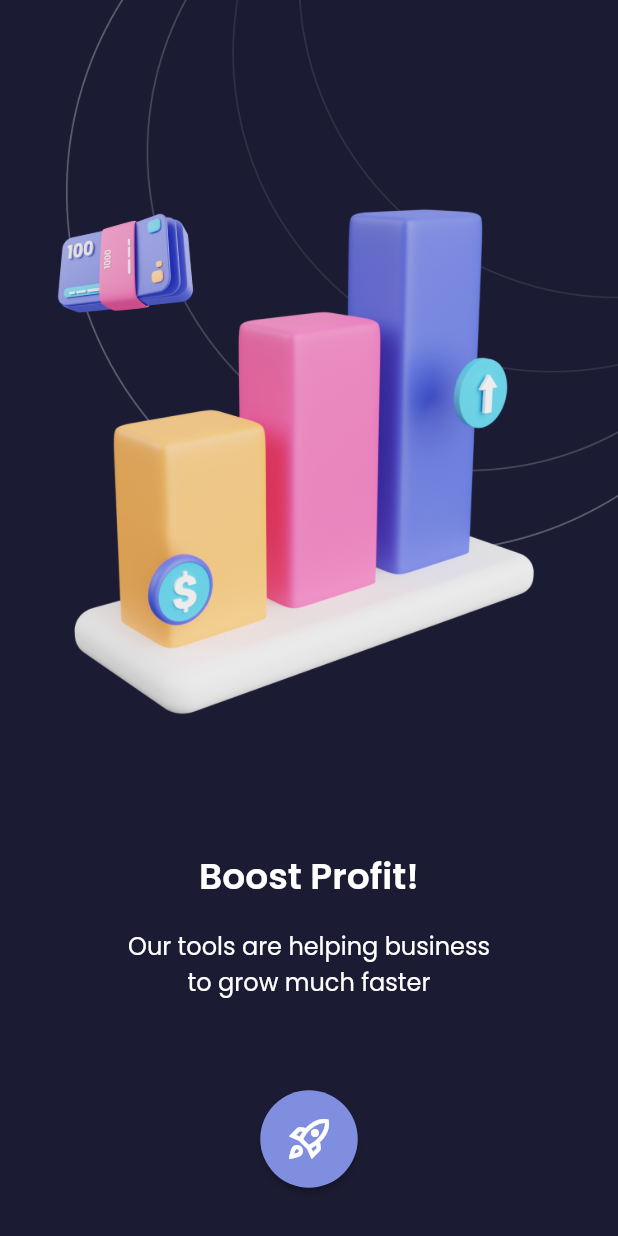
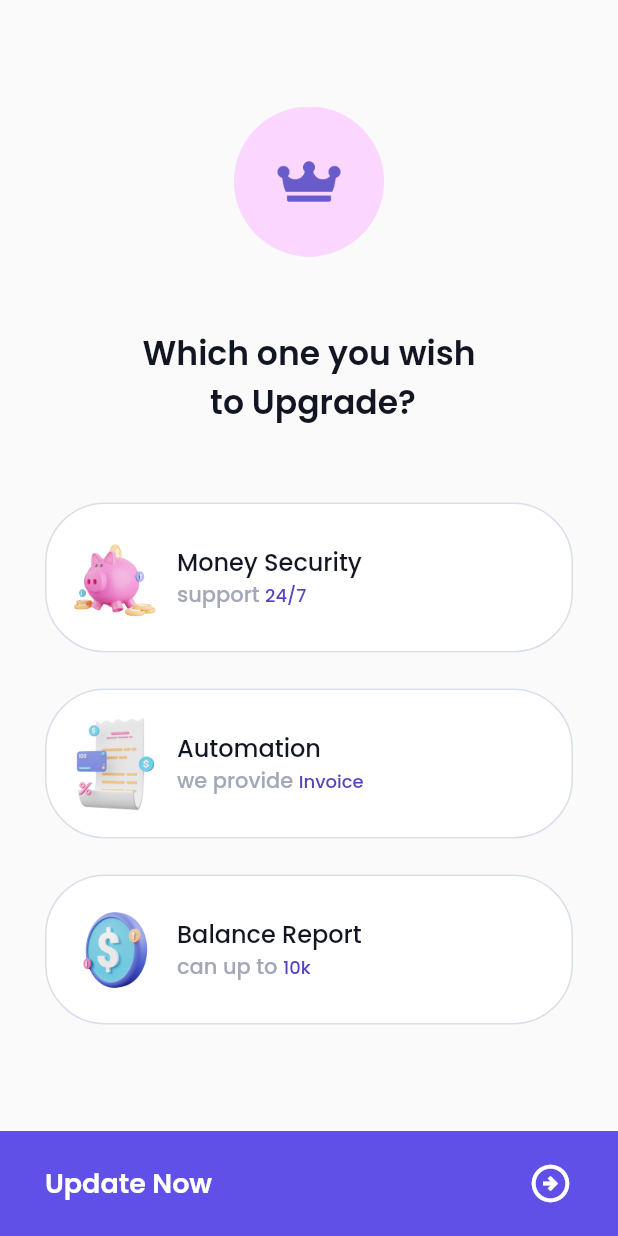
Before and after one commit to k-ardliyan/seven_days_flutter, a Flutter app: the screen it shows after launch, on a phone screen of 412 x 824 dp. Run offline on Flutter 3.47's test engine with Material 2 defaults, Android fonts, the phone set to English and light mode, and no system bars; our stand-ins replace google_fonts.

Commit message:
day 6 let's go

```diff
--- a/lib/main.dart
+++ b/lib/main.dart
@@ -1,7 +1,10 @@
 import 'package:flutter/material.dart';
 import 'package:seven_days_flutter/pages/first_empty.dart';
+import 'package:seven_days_flutter/pages/first_pricing.dart';
+import 'package:seven_days_flutter/pages/first_rating.dart';
 import 'package:seven_days_flutter/pages/first_signin.dart';
 import 'package:seven_days_flutter/pages/second_empty.dart';
+import 'package:seven_days_flutter/pages/second_rating.dart';
 import 'package:seven_days_flutter/pages/second_signin.dart';
 import 'package:seven_days_flutter/pages/first_started.dart';
 import 'package:seven_days_flutter/pages/second_splash.dart';
@@ -17,7 +20,7 @@ class SevenDays extends StatelessWidget {
   Widget build(BuildContext context) {
     return const MaterialApp(
       debugShowCheckedModeBanner: false,
-      home: SecondEmpty(),
+      home: FirstPricing(),
     );
   }
 }
--- /dev/null
+++ b/lib/pages/first_pricing.dart
@@ -0,0 +1,183 @@
+import 'package:flutter/material.dart';
+import 'package:seven_days_flutter/widgets/theme.dart';
+
+class FirstPricing extends StatefulWidget {
+  @override
+  _FirstPricingState createState() => _FirstPricingState();
+}
+
+class _FirstPricingState extends State<FirstPricing> {
+  @override
+  Widget build(BuildContext context) {
+    return Scaffold(
+      body: SafeArea(
+        child: Column(
+          mainAxisAlignment: MainAxisAlignment.center,
+          children: [
+            Center(child: Image.asset('assets/pricing_light.png', width: 100)),
+            SizedBox(height: 48),
+            Text(
+              'Which one you wish\n to Upgrade?',
+              textAlign: TextAlign.center,
+              style: pricingLightHeadingText,
+            ),
+            SizedBox(height: 50),
+            Padding(
+              padding: const EdgeInsets.symmetric(horizontal: 30),
+              child: Column(
+                children: [
+                  ElevatedButton(
+                    style: ElevatedButton.styleFrom(
+                      primary: Colors.white,
+                      elevation: 0,
+                      minimumSize: Size.fromHeight(100),
+                      shape: RoundedRectangleBorder(
+                          borderRadius: BorderRadius.circular(40),
+                          side: BorderSide(color: Color(0xffD9DEEA))),
+                    ),
+                    child: Row(
+                      children: [
+                        Image.asset(
+                          'assets/pricing_light2.png',
+                          width: 60,
+                        ),
+                        SizedBox(width: 12),
+                        Column(
+                          crossAxisAlignment: CrossAxisAlignment.start,
+                          children: [
+                            Text(
+                              'Money Security',
+                              style: pricingLightHeadingText2,
+                            ),
+                            Text.rich(
+                              TextSpan(
+                                text: 'support ',
+                                style: pricingLightDescText,
+                                children: [
+                                  TextSpan(
+                                    text: '24/7',
+                                    style: pricingLightDescText2,
+                                  ),
+                                ],
+                              ),
+                            ),
+                          ],
+                        )
+                      ],
+                    ),
+                    onPressed: () => {},
+                  ),
+                  const SizedBox(height: 24),
+                  ElevatedButton(
+                    style: ElevatedButton.styleFrom(
+                      primary: Colors.white,
+                      elevation: 0,
+                      minimumSize: Size.fromHeight(100),
+                      shape: RoundedRectangleBorder(
+                          borderRadius: BorderRadius.circular(40),
+                          side: BorderSide(color: Color(0xffD9DEEA))),
+                    ),
+                    child: Row(
+                      children: [
+                        Image.asset(
+                          'assets/pricing_light3.png',
+                          width: 60,
+                        ),
+                        SizedBox(width: 12),
+                        Column(
+                          crossAxisAlignment: CrossAxisAlignment.start,
+                          children: [
+                            Text(
+                              'Automation',
+                              style: pricingLightHeadingText2,
+                            ),
+                            Text.rich(
+                              TextSpan(
+                                text: 'we provide ',
+                                style: pricingLightDescText,
+                                children: [
+                                  TextSpan(
+                                    text: 'Invoice',
+                                    style: pricingLightDescText2,
+                                  ),
+                                ],
+                              ),
+                            ),
+                          ],
+                        )
+                      ],
+                    ),
+                    onPressed: () => {},
+                  ),
+                  const SizedBox(height: 24),
+                  ElevatedButton(
+                    style: ElevatedButton.styleFrom(
+                      primary: Colors.white,
+                      elevation: 0,
+                      minimumSize: Size.fromHeight(100),
+                      shape: RoundedRectangleBorder(
+                          borderRadius: BorderRadius.circular(40),
+                          side: BorderSide(color: Color(0xffD9DEEA))),
+                    ),
+                    child: Row(
+                      children: [
+                        Image.asset(
+                          'assets/pricing_light4.png',
+                          width: 60,
+                        ),
+                        SizedBox(width: 12),
+                        Column(
+                          crossAxisAlignment: CrossAxisAlignment.start,
+                          children: [
+                            Text(
+                              'Balance Report',
+                              style: pricingLightHeadingText2,
+                            ),
+                            Text.rich(
+                              TextSpan(
+                                text: 'can up to ',
+                                style: pricingLightDescText,
+                                children: [
+                                  TextSpan(
+                                    text: '10k',
+                                    style: pricingLightDescText2,
+                                  ),
+                                ],
+                              ),
+                            ),
+                          ],
+                        )
+                      ],
+                    ),
+                    onPressed: () => {},
+                  ),
+                ],
+              ),
+            )
+          ],
+        ),
+      ),
+      bottomNavigationBar: Material(
+        color: Color(0xff6050E7),
+        child: InkWell(
+          onTap: () => {},
+          child: SizedBox(
+            height: 70,
+            width: double.infinity,
+            child: Padding(
+              padding: const EdgeInsets.symmetric(horizontal: 30),
+              child: Row(
+                mainAxisAlignment: MainAxisAlignment.spaceBetween,
+                children: [
+                  Text('Update Now', style: pricingLightSubmitText),
+                  Icon(Icons.arrow_circle_right_outlined,
+                      color: Colors.white, size: 30),
+                ],
+              ),
+            ),
+          ),
+        ),
+      ),
+    );
+  }
+}
--- a/lib/widgets/theme.dart
+++ b/lib/widgets/theme.dart
@@ -1,4 +1,57 @@
 import 'package:flutter/material.dart';
 import 'package:google_fonts/google_fonts.dart';
 
-class Theme {}
+TextStyle ratingDarkHeadingText = GoogleFonts.poppins(
+  fontSize: 24,
+  fontWeight: FontWeight.w600,
+  color: Colors.white,
+);
+
+TextStyle ratingDarkPriceText = GoogleFonts.poppins(
+  fontSize: 20,
+  color: Colors.white,
+);
+
+TextStyle ratingDarkChoiceText = GoogleFonts.poppins(
+  fontSize: 18,
+  color: Colors.white,
+);
+
+TextStyle ratingLightHeadingText = GoogleFonts.poppins(
+  fontSize: 24,
+  fontWeight: FontWeight.w600,
+  color: Color(0xff121622),
+);
+
+TextStyle ratingLightDescText = GoogleFonts.poppins(
+  fontSize: 16,
+  color: Color(0xff808EAB),
+);
+
+TextStyle pricingLightHeadingText = GoogleFonts.poppins(
+  fontSize: 22,
+  fontWeight: FontWeight.w600,
+  color: Color(0xff121622),
+);
+
+TextStyle pricingLightHeadingText2 = GoogleFonts.poppins(
+  fontSize: 16,
+  fontWeight: FontWeight.w500,
+  color: Color(0xff121622),
+);
+
+TextStyle pricingLightDescText = GoogleFonts.poppins(
+  fontSize: 14,
+  color: Color(0xffA3A8B8),
+);
+
+TextStyle pricingLightDescText2 = GoogleFonts.poppins(
+  fontSize: 12,
+  color: Color(0xff5343C2),
+);
+
+TextStyle pricingLightSubmitText = GoogleFonts.poppins(
+  fontSize: 18,
+  fontWeight: FontWeight.w600,
+  color: Colors.white,
+);
```
Also changed, not shown: lib/pages/first_rating.dart (added, +126 -0 lines), lib/pages/second_rating.dart (added, +108 -0 lines), assets/pricing_dark.png (added), assets/pricing_light.png (added), assets/pricing_light2.png (added), assets/pricing_light3.png (added), assets/pricing_light4.png (added), assets/rating_dark.png (added), assets/rating_light.png (added).
